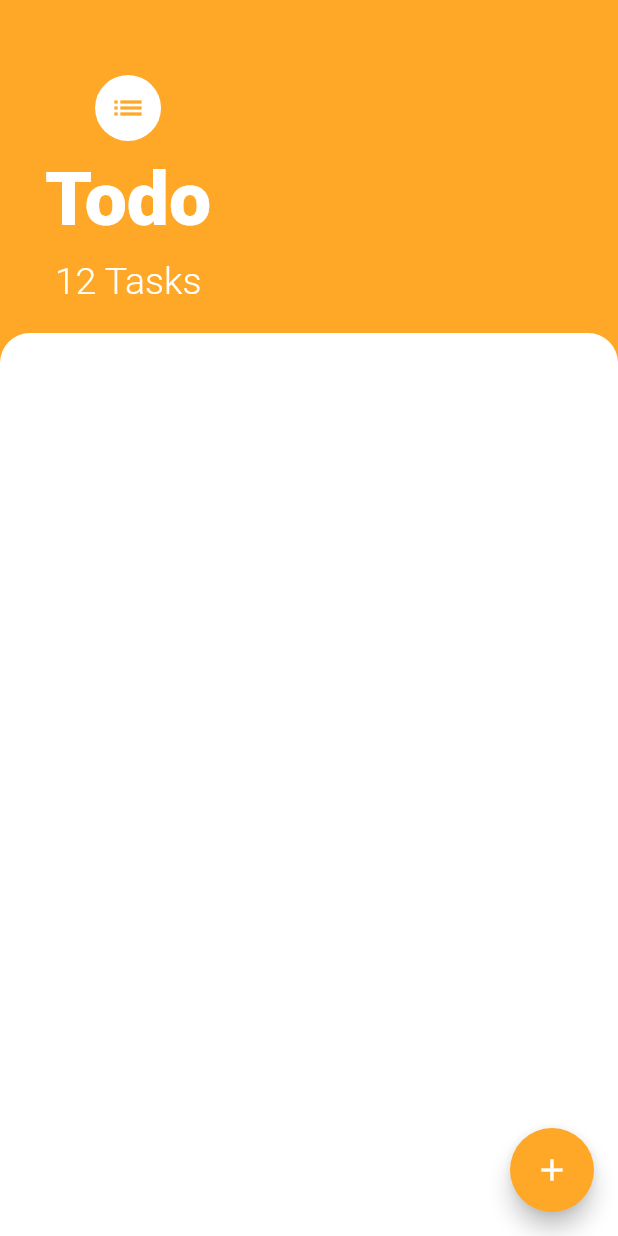
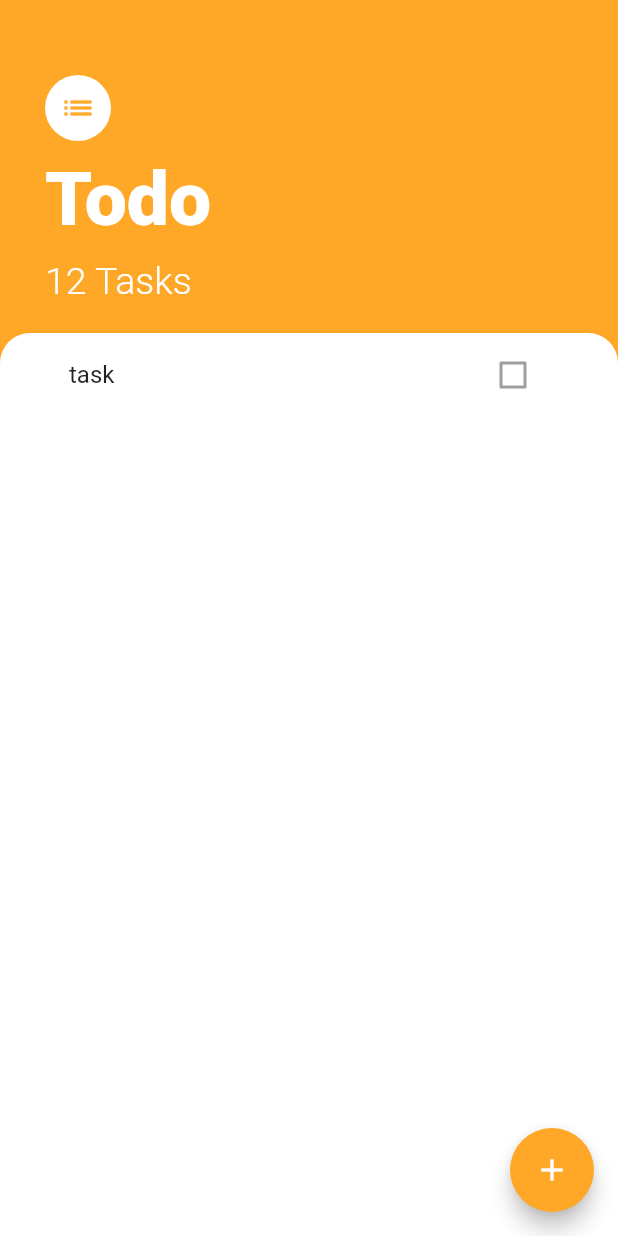
Before and after one commit to owengiri20/flutter_todo, a Flutter app: the screen it shows after launch, on a phone screen of 412 x 824 dp. Run offline on Flutter 3.47's test engine with Material 2 defaults, Android fonts, the phone set to English and light mode, and no system bars.

Commit message:
added task tile + task list

```diff
--- a/lib/screens/tasks_screen.dart
+++ b/lib/screens/tasks_screen.dart
@@ -17,6 +17,8 @@ class TasksScreen extends StatelessWidget {
           Container(
             padding: EdgeInsets.only(top: 50, left: 30, right: 30),
             child: Column(
+              crossAxisAlignment: CrossAxisAlignment.start,
+
               children: [
                 CircleAvatar(
                   child: Icon(
@@ -54,6 +56,8 @@ class TasksScreen extends StatelessWidget {
           ),
           Expanded(
             child: Container(
+              padding: EdgeInsets.symmetric(horizontal: 30),
+              child: TasksList(),
               width: double.infinity,
               decoration: BoxDecoration(
                   color: Colors.white,
@@ -67,3 +71,25 @@ class TasksScreen extends StatelessWidget {
     );
   }
 }
+
+class TasksList extends StatelessWidget {
+  @override
+  Widget build(BuildContext context) {
+    return ListView(
+      children: [
+        TaskTile()
+      ],
+    );
+  }
+}
+
+class TaskTile extends StatelessWidget {
+
+  @override
+  Widget build(BuildContext context) {
+    return ListTile(
+      title: Text("task"),
+      trailing: Checkbox(value: false,),
+    );
+  }
+}
```
